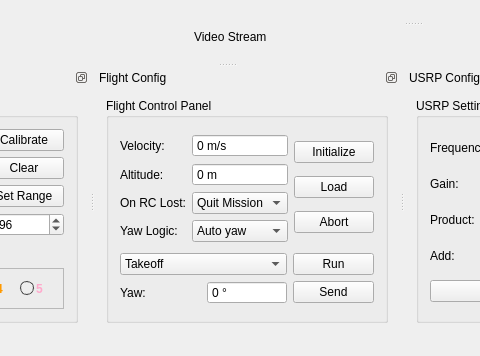
Valkaryne/Matrice600DF, file View/matricedfview.ui: the form before one commit; both pictures show x 182 to 662 and y 244 to 600 of the 817 by 600 pixel window.
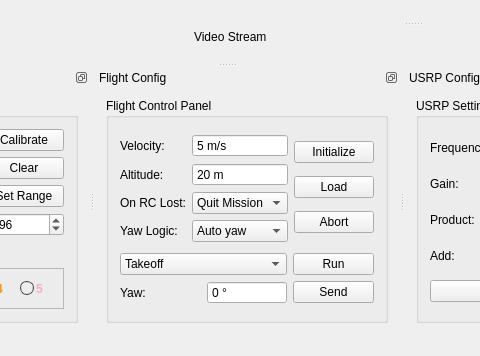
The form after the commit.

```diff
--- a/View/matricedfview.ui
+++ b/View/matricedfview.ui
@@ -582,6 +582,9 @@
             <property name="maximum">
              <number>50</number>
             </property>
+            <property name="value">
+             <number>5</number>
+            </property>
            </widget>
           </item>
           <item row="1" column="1">
@@ -595,6 +598,9 @@
             <property name="maximum">
              <number>150</number>
             </property>
+            <property name="value">
+             <number>20</number>
+            </property>
            </widget>
           </item>
           <item row="2" column="1">
```
Left out of the diff: 4 changed lines with no effect on the pictures.
